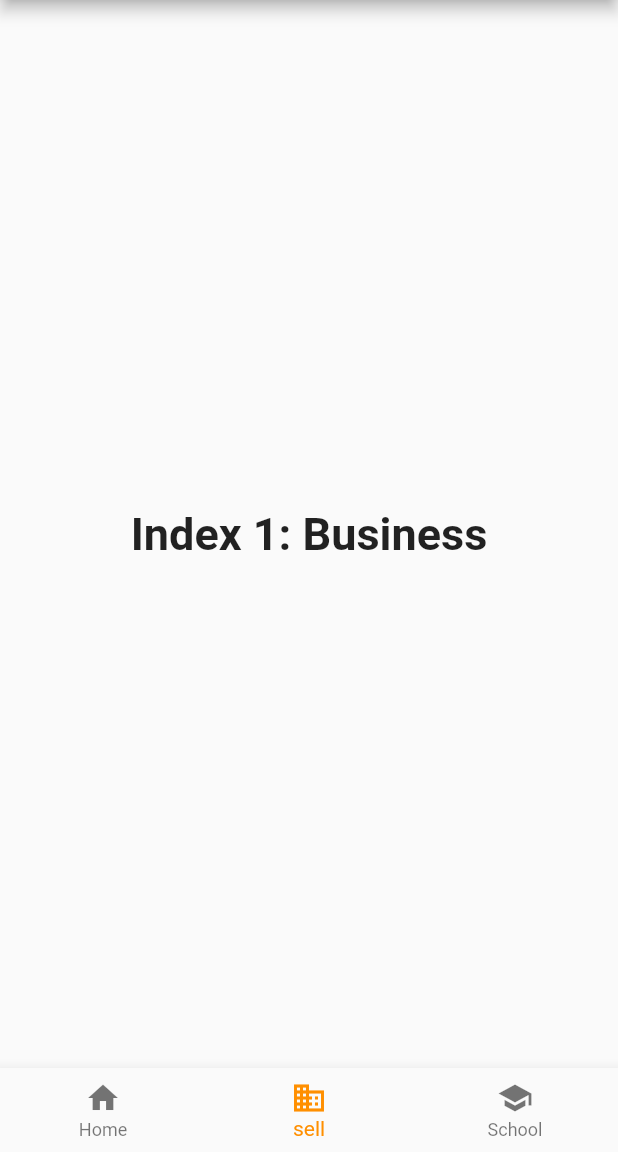
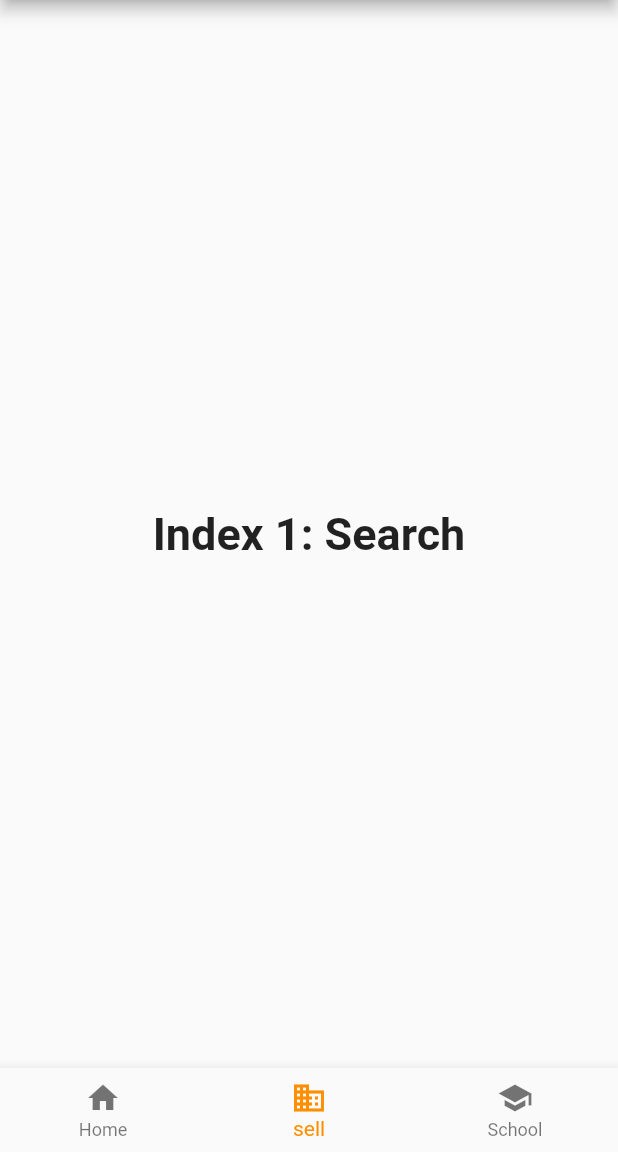
Before and after one commit to vamsi452/godesi, a Flutter app: the screen it shows after launch, item 2 of the bottom bar chosen, on a phone screen of 412 x 824 dp, the part 84-1236 px from its top. Run offline on Flutter 3.47's test engine with Material 2 defaults, Android fonts, the light colour scheme and no system bars.

Commit message:
Commit small change

```diff
--- a/lib/dashboard.dart
+++ b/lib/dashboard.dart
@@ -16,7 +16,7 @@ int _selectedIndex = 0;
       style: optionStyle,
     ),
     Text(
-      'Index 1: Business',
+      'Index 1: Search',
       style: optionStyle,
     ),
     Text(
```
